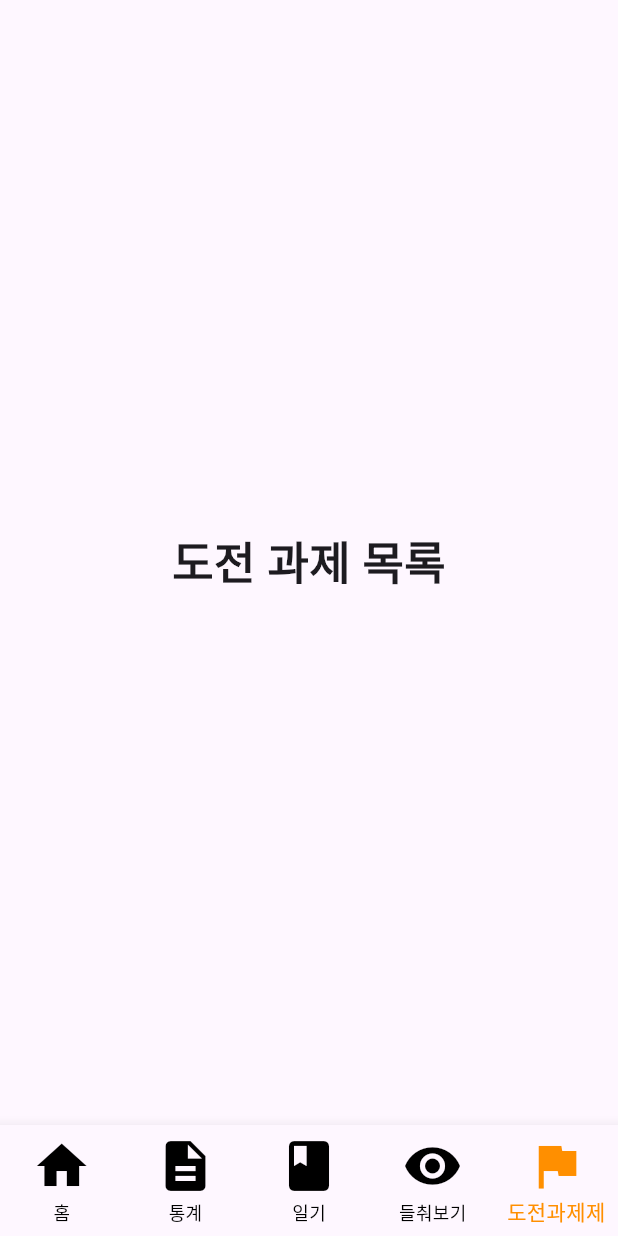
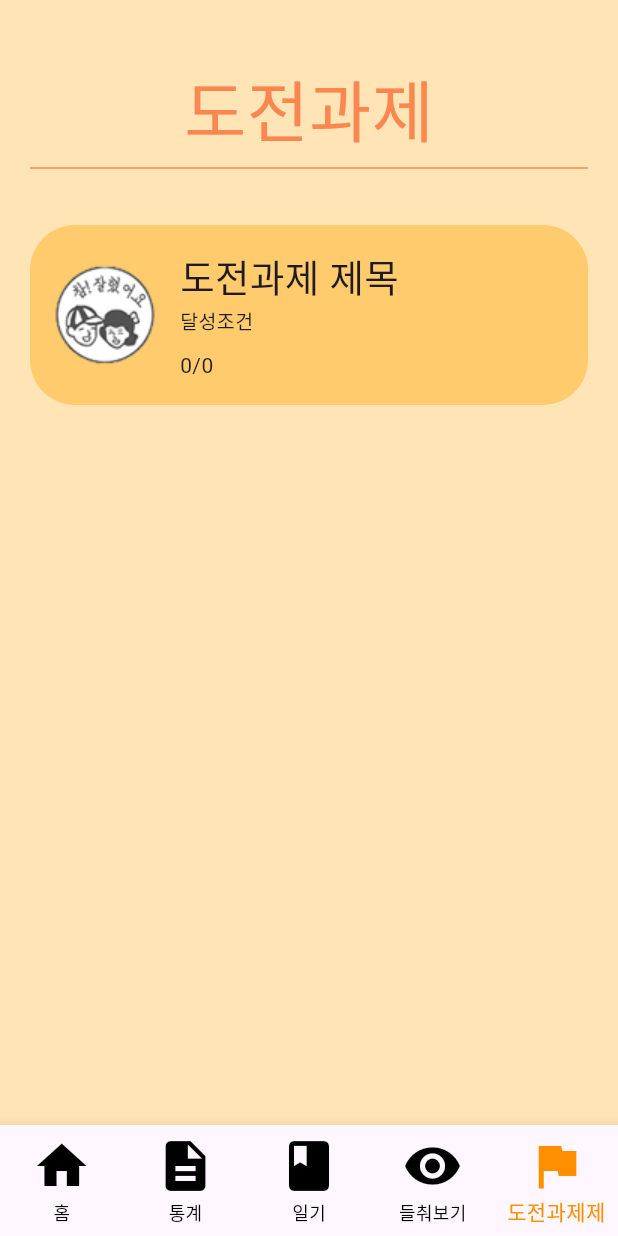
Before and after one commit to swatper/CapstoneDesign_Diary, a Flutter app: the screen it shows after launch, item 5 of the bottom bar chosen, on a phone screen of 412 x 824 dp. Run offline on Flutter 3.47's test engine with Material 3 defaults, Android fonts, the phone set to English and light mode, and no system bars; our stand-ins replace table_calendar; missing offline and left inert: custom_calender_picker.

Commit message:
도전과제 화면 만드는 중
진행도 구현중...

```diff
--- a/lib/bottomnavbar.dart
+++ b/lib/bottomnavbar.dart
@@ -1,5 +1,6 @@
 import 'package:flutter/material.dart';
 import 'package:capstone_diary/HomeWindow/homewindow.dart';
+import 'package:capstone_diary/challenge/challengewindow.dart';
 
 class BottomNavBar extends StatefulWidget {
   const BottomNavBar({super.key});
@@ -21,7 +22,7 @@ class _BottomNavBarState extends State<BottomNavBar> {
     Text('통계', style: optionStyle),
     Text('일기 목록', style: optionStyle),
     Text('들춰보기 (공유 일기 목록)', style: optionStyle),
-    Text('도전 과제 목록', style: optionStyle),
+    Challengewindow(),
   ];
 
   void _onItemTapped(int index) {
--- /dev/null
+++ b/lib/challenge/challengeitem.dart
@@ -0,0 +1,61 @@
+import 'package:flutter/material.dart';
+
+class ChallengeItem extends StatefulWidget {
+  const ChallengeItem({super.key});
+
+  @override
+  State<ChallengeItem> createState() => _ChallengeItemState();
+}
+
+class _ChallengeItemState extends State<ChallengeItem> {
+  @override
+  void initState() {
+    super.initState();
+    //앱 시작 시 도전 과제 달성도 가져오기
+  }
+
+  @override
+  Widget build(BuildContext context) {
+    return Container(
+      padding: EdgeInsets.fromLTRB(0, 10, 0, 10),
+      decoration: BoxDecoration(
+        color: Color(0xffFFCB6C),
+        borderRadius: BorderRadius.circular(30),
+      ),
+      //도전과제 항목
+      child: Row(
+        children: [
+          Image.asset('assets/images/default.png', width: 100, height: 100),
+          Column(
+            crossAxisAlignment: CrossAxisAlignment.start,
+            children: [
+              Text(
+                "도전과제 제목",
+                style: TextStyle(fontSize: 25, fontWeight: FontWeight.w500),
+              ),
+              Text(
+                "달성조건",
+                style: TextStyle(fontSize: 13, fontWeight: FontWeight.w400),
+              ),
+              SizedBox(height: 10),
+              //달성도
+              Row(
+                children: [
+                  /*Expanded(
+                    child: LinearProgressIndicator(
+                      value: 0.0,
+                      backgroundColor: Colors.grey[300],
+                      color: Color(0xffA7ECF9),
+                      minHeight: 8,
+                    ),
+                  ),*/
+                  Text("0/0"),
+                ],
+              ),
+            ],
+          ),
+        ],
+      ),
+    );
+  }
+}
--- /dev/null
+++ b/lib/challenge/challengewindow.dart
@@ -0,0 +1,41 @@
+import 'package:flutter/material.dart';
+import 'package:capstone_diary/challenge/challengeitem.dart';
+
+class Challengewindow extends StatefulWidget {
+  const Challengewindow({super.key});
+  @override
+  State<Challengewindow> createState() => _ChallengewindowState();
+}
+
+class _ChallengewindowState extends State<Challengewindow> {
+  @override
+  void initState() {
+    super.initState();
+    //앱 시작 시 도전 과제 달성도 가져오기
+  }
+
+  @override
+  Widget build(BuildContext context) {
+    return Scaffold(
+      backgroundColor: Color(0xffFFE4B5),
+      body: SingleChildScrollView(
+        child: Padding(
+          padding: EdgeInsets.symmetric(horizontal: 20),
+          child: Column(
+            mainAxisAlignment: MainAxisAlignment.center,
+            children: [
+              SizedBox(height: 40),
+              Text(
+                "도전과제",
+                style: TextStyle(color: Color(0xffFC8650), fontSize: 45),
+              ),
+              Divider(color: Color(0xffFC8650), thickness: 1),
+              SizedBox(height: 30),
+              ChallengeItem(),
+            ],
+          ),
+        ),
+      ),
+    );
+  }
+}
--- a/pubspec.yaml
+++ b/pubspec.yaml
@@ -30,6 +30,7 @@ environment:
 dependencies:
   flutter:
     sdk: flutter
+
   custom_calender_picker: ^0.1.1
   table_calendar: ^3.0.9
 
@@ -53,6 +54,11 @@ dev_dependencies:
 
 # The following section is specific to Flutter packages.
 flutter:
+  assets:
+    - assets/images/default.png
+    - assets/images/newbie.png
+    - assets/images/share.png
+
 
   # The following line ensures that the Material Icons font is
   # included with your application, so that you can use the icons in
```
Also changed, not shown: assets/images/default.png (added), assets/images/newbie.png (added), assets/images/share.png (added).
